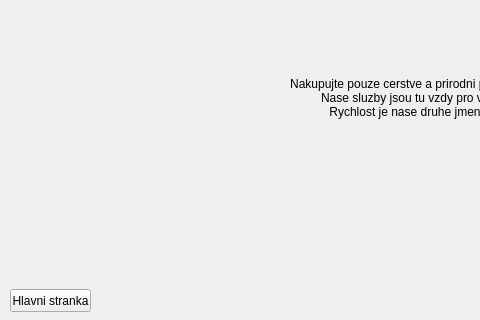
Lumir-Ludvik/SimShopQT, file SimShopQT/About.ui: the form before one commit; both pictures show x 0 to 480 and y 121 to 441 of the 800 by 441 pixel window.
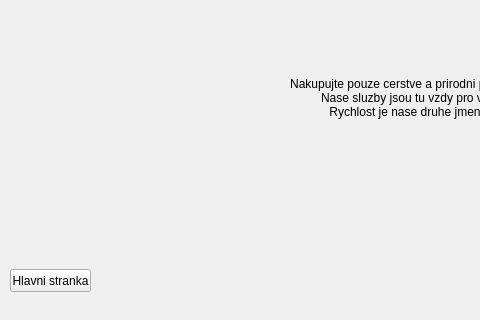
The form after the commit. Icons and pictures are not drawn.

Diff of the .ui file:
```diff
--- a/SimShopQT/About.ui
+++ b/SimShopQT/About.ui
@@ -66,7 +66,7 @@
    <property name="geometry">
     <rect>
      <x>10</x>
-     <y>410</y>
+     <y>390</y>
      <width>81</width>
      <height>23</height>
     </rect>
```
